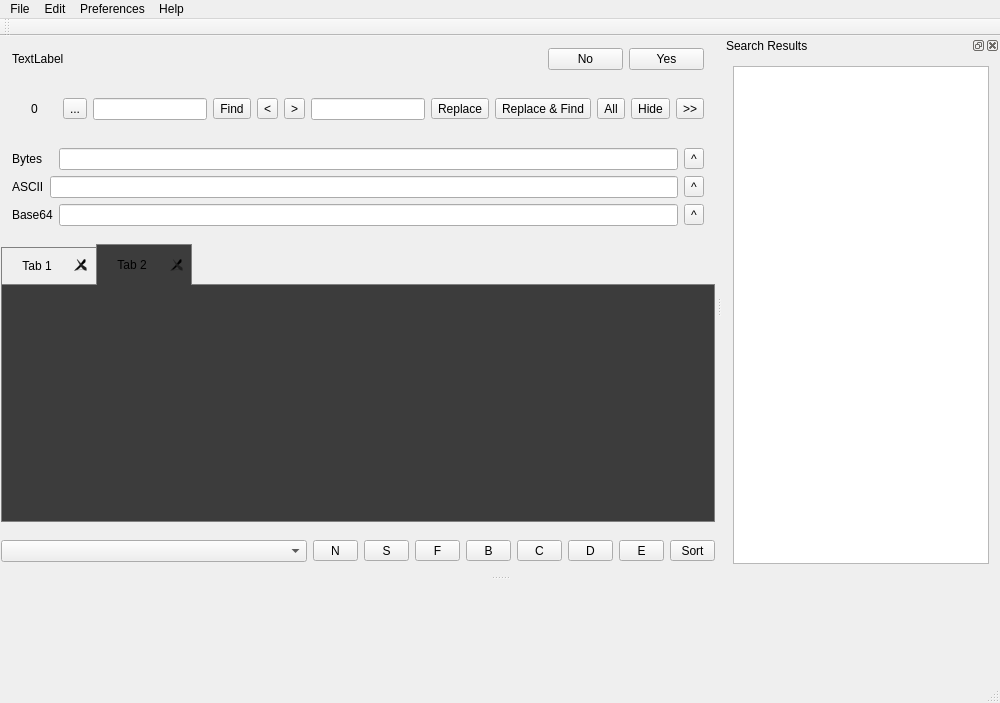
The window that mainwindow.ui (ic005k/Xplist) describes before a commit, drawn with Qt 5.
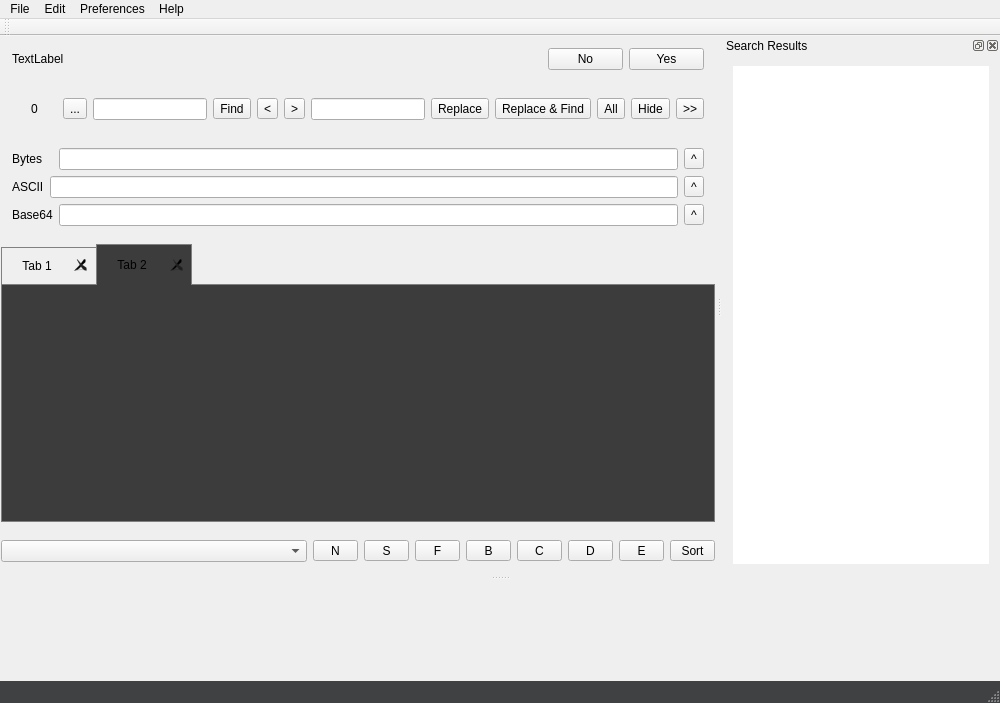
The same window after the commit. Icons and pictures are not drawn.

The edit to the form file:
```diff
--- a/mainwindow.ui
+++ b/mainwindow.ui
@@ -738,7 +738,19 @@
    <addaction name="menuPreferences"/>
    <addaction name="menuHelp"/>
   </widget>
-  <widget class="QStatusBar" name="statusBar"/>
+  <widget class="QStatusBar" name="statusBar">
+   <property name="styleSheet">
+    <string notr="true">QStatusBar { background: rgb(236, 236, 236);}
+QStatusBar::item {
+         border: 1px solid blue;
+         border-radius: 3px;}
+
+QStatusBar { background: rgb(64, 65, 66);}
+QStatusBar::item {
+         border: 1px solid red;
+         border-radius: 3px;}</string>
+   </property>
+  </widget>
   <widget class="QToolBar" name="mainToolBar">
    <property name="windowTitle">
     <string>toolBar</string>
@@ -801,7 +813,14 @@
    <widget class="QWidget" name="dockWidgetContents_SearchResults">
     <layout class="QGridLayout" name="gridLayout_3">
      <item row="0" column="0">
-      <widget class="QListWidget" name="listFind"/>
+      <widget class="QListWidget" name="listFind">
+       <property name="frameShape">
+        <enum>QFrame::NoFrame</enum>
+       </property>
+       <property name="frameShadow">
+        <enum>QFrame::Plain</enum>
+       </property>
+      </widget>
      </item>
     </layout>
    </widget>
```
Left out of the diff: 6 changed lines with no effect on the pictures.
